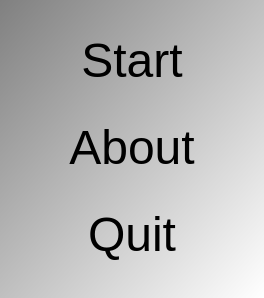
Qt form Tools/ToolEncranger/qtencrangermenudialog.ui (richelbilderbeek/ProjectRichelBilderbeek) before a commit.
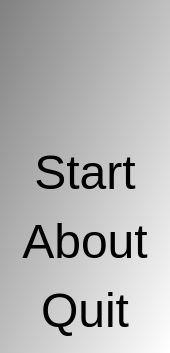
The same form after that commit. Icons and pictures are not drawn.

Patch:
```diff
--- a/Tools/ToolEncranger/qtencrangermenudialog.ui
+++ b/Tools/ToolEncranger/qtencrangermenudialog.ui
@@ -6,8 +6,8 @@
    <rect>
     <x>0</x>
     <y>0</y>
-    <width>264</width>
-    <height>298</height>
+    <width>170</width>
+    <height>353</height>
    </rect>
   </property>
   <property name="font">
@@ -31,7 +31,7 @@
 QPushButton { font: 48px  }</string>
   </property>
   <layout class="QGridLayout" name="gridLayout">
-   <item row="1" column="0">
+   <item row="2" column="0">
     <widget class="QPushButton" name="button_about">
      <property name="text">
       <string>About</string>
@@ -41,7 +41,7 @@
      </property>
     </widget>
    </item>
-   <item row="2" column="0">
+   <item row="3" column="0">
     <widget class="QPushButton" name="button_quit">
      <property name="text">
       <string>Quit</string>
@@ -51,7 +51,7 @@
      </property>
     </widget>
    </item>
-   <item row="0" column="0">
+   <item row="1" column="0">
     <widget class="QPushButton" name="button_start">
      <property name="text">
       <string>Start</string>
@@ -61,6 +61,19 @@
      </property>
     </widget>
    </item>
+   <item row="0" column="0">
+    <widget class="QLabel" name="label">
+     <property name="text">
+      <string/>
+     </property>
+     <property name="pixmap">
+      <pixmap resource="ToolEncranger.qrc">:/images/ToolEncrangerStart.png</pixmap>
+     </property>
+     <property name="alignment">
+      <set>Qt::AlignCenter</set>
+     </property>
+    </widget>
+   </item>
   </layout>
  </widget>
  <tabstops>
```
